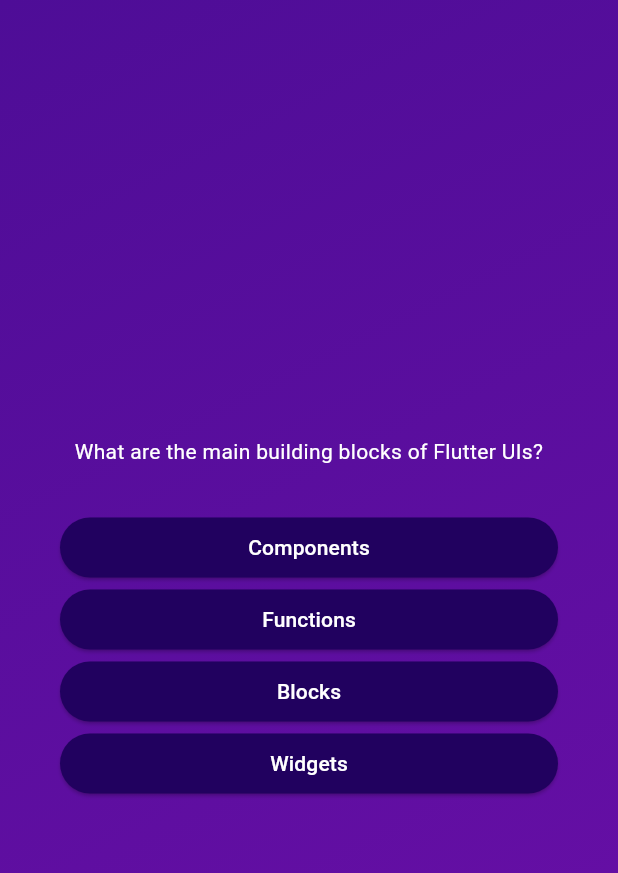
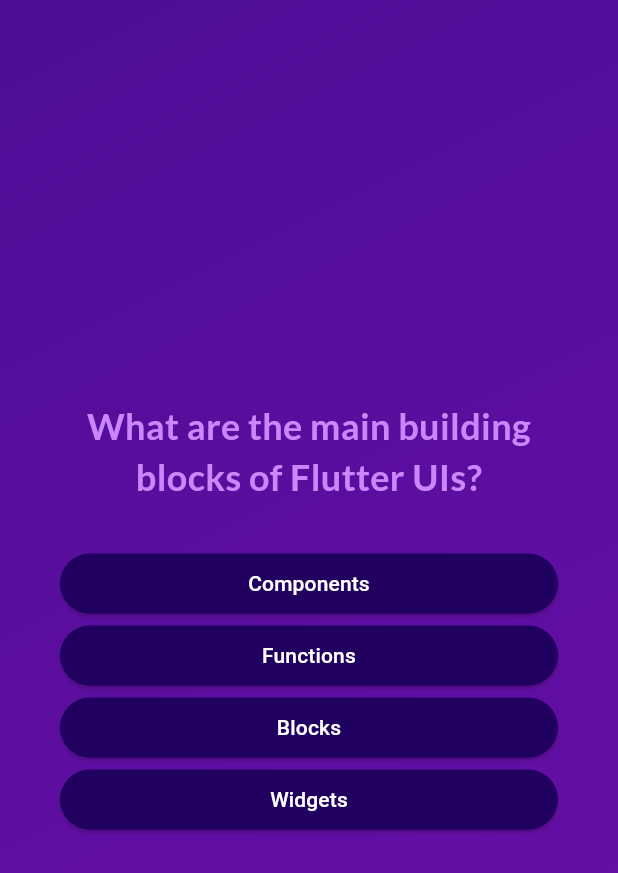
Before and after one commit to fitrirdz/adv_basics, a Flutter app: the screen it shows after launch, after a tap on "Start Quiz", on a phone screen of 412 x 824 dp. Shown: the top 873 px of the screen. Run offline on Flutter 3.47's test engine with Material 3 defaults, Android fonts, the phone set to English and light mode, and no system bars; our stand-ins replace google_fonts.

Commit message:
Add google fonts

```diff
--- a/lib/answer_button.dart
+++ b/lib/answer_button.dart
@@ -24,7 +24,10 @@ class AnswerButton extends StatelessWidget {
           shape: RoundedRectangleBorder(
             borderRadius: BorderRadius.circular(40),
           )),
-      child: Text(answerText),
+      child: Text(
+        answerText,
+        textAlign: TextAlign.center,
+      ),
     );
   }
 }
--- a/lib/questions_screen.dart
+++ b/lib/questions_screen.dart
@@ -1,6 +1,7 @@
 import 'package:adv_basics/answer_button.dart';
 import 'package:adv_basics/data/questions.dart';
 import 'package:flutter/material.dart';
+import 'package:google_fonts/google_fonts.dart';
 
 class QuestionsScreen extends StatefulWidget {
   const QuestionsScreen({super.key});
@@ -33,8 +34,10 @@ class _QuestionsScreenState extends State<QuestionsScreen> {
           children: [
             Text(
               currentQuestion.text,
-              style: const TextStyle(
-                color: Colors.white,
+              style: GoogleFonts.lato(
+                color: const Color.fromARGB(255, 201, 135, 251),
+                fontSize: 24,
+                fontWeight: FontWeight.bold,
               ),
               textAlign: TextAlign.center,
             ),
--- a/lib/start_screen.dart
+++ b/lib/start_screen.dart
@@ -1,12 +1,13 @@
 import 'package:flutter/material.dart';
+import 'package:google_fonts/google_fonts.dart';
 
 class StartScreen extends StatelessWidget {
   const StartScreen(this.startQuiz, {super.key});
 
-  final Function() startQuiz;
+  final void Function() startQuiz;
 
   @override
-  Widget build(BuildContext context) {
+  Widget build(context) {
     return Center(
       child: Column(
         mainAxisSize: MainAxisSize.min,
@@ -17,10 +18,10 @@ class StartScreen extends StatelessWidget {
             color: const Color.fromARGB(150, 255, 255, 255),
           ),
           const SizedBox(height: 80),
-          const Text(
+          Text(
             'Learn Flutter the fun way!',
-            style: TextStyle(
-              color: Colors.white,
+            style: GoogleFonts.lato(
+              color: const Color.fromARGB(255, 237, 223, 252),
               fontSize: 24,
             ),
           ),
--- a/pubspec.yaml
+++ b/pubspec.yaml
@@ -34,6 +34,7 @@ dependencies:
   # The following adds the Cupertino Icons font to your application.
   # Use with the CupertinoIcons class for iOS style icons.
   cupertino_icons: ^1.0.6
+  google_fonts: ^6.2.1
 
 dev_dependencies:
   flutter_test:
```
Also changed, not shown: pubspec.lock, 7 other files.
